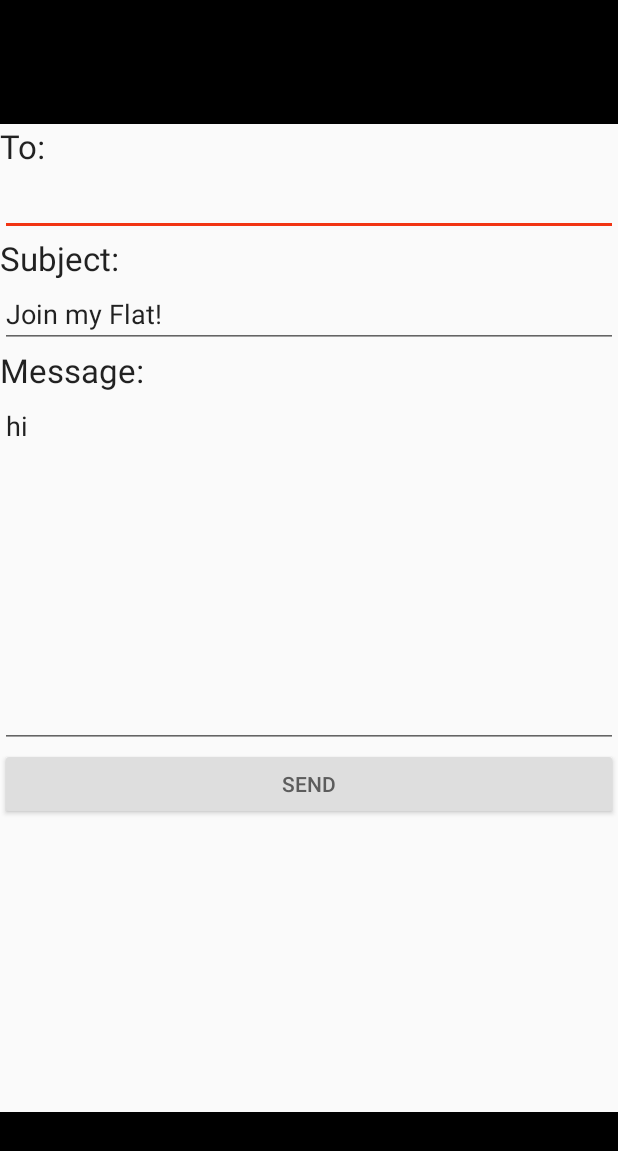
After one commit to ASE-Projekte-WS-2021/ase-ws-21-zusammenleben, an Android app: the Pop screen opened directly, with no data from a screen before it, on a phone screen of 412 x 824 dp. The commit adds this screen. Shown: the top 1151 px of the screen. Run offline under Robolectric (Android 15) with nearby library versions, the phone set to English and light mode, and no system bars; our stand-ins replace Firebase (no records; nobody signed in at launch, a user with empty details on screens opened directly).

Commit message:
prepared data for Deep Link
next step : create the URL for the deep link inside Pop.java

```diff
--- /dev/null
+++ b/app/src/main/java/com/example/myapplication/Pop.java
@@ -0,0 +1,125 @@
+package com.example.myapplication;
+
+import android.app.Activity;
+import android.os.Bundle;
+import android.util.DisplayMetrics;
+import android.util.Log;
+import android.view.View;
+import android.widget.Button;
+import android.widget.EditText;
+
+import androidx.annotation.NonNull;
+
+import com.google.firebase.auth.FirebaseAuth;
+import com.google.firebase.database.DataSnapshot;
+import com.google.firebase.database.DatabaseError;
+import com.google.firebase.database.DatabaseReference;
+import com.google.firebase.database.FirebaseDatabase;
+import com.google.firebase.database.ValueEventListener;
+
+import java.util.ArrayList;
+
+public class Pop extends Activity {
+
+    EditText text;
+    Button btnSend;
+    String userMessage;
+    DatabaseReference databaseReference;
+    FirebaseDatabase database;
+    private FirebaseAuth mAuth;
+    ArrayList<ArrayList<String>> flatContents;
+    String[] content;
+    final String FIREBASEPATH = "https://my-application-f648a-default-rtdb.europe-west1.firebasedatabase.app/";
+
+    @Override
+    protected void onCreate(Bundle savedInstanceState) {
+        super.onCreate(savedInstanceState);
+        setupUIComponents();
+        setupWindow();
+        initFirebase();
+        getFlatIDinFirebase();
+        btnSend.setOnClickListener(new View.OnClickListener() {
+            @Override
+            public void onClick(View view) {
+                createDeepLink();
+            }
+        });
+    }
+
+    private void setupUIComponents() {
+        setContentView(R.layout.popupwindow);
+        text = findViewById(R.id.popupwindow_edit_text_message);
+        btnSend = findViewById(R.id.popupwindow_btn_send);
+        text.setText("hi");
+    }
+
+    private void setupWindow() {
+        DisplayMetrics dm = new DisplayMetrics();
+        getWindowManager().getDefaultDisplay().getMetrics(dm);
+        int width = dm.widthPixels;
+        int height = dm.heightPixels;
+        getWindow().setLayout(width,(int)(height*.8));
+    }
+
+    private void initFirebase(){
+        flatContents = new ArrayList<>();
+        database = FirebaseDatabase.getInstance(FIREBASEPATH);
+        databaseReference = database.getReference("Flats");
+        mAuth = FirebaseAuth.getInstance();
+    }
+
+    private void getFlatIDinFirebase(){
+        readData(new Pop.FirebaseCallback() {
+            @Override
+            public void onCallback(ArrayList<ArrayList<String>> list) {
+            }
+        });
+    }
+
+    private interface FirebaseCallback {
+        void onCallback(ArrayList<ArrayList<String>> list);
+    }
+
+    // Get the data from Firebase Server online
+    private void readData(Pop.FirebaseCallback firebaseCallback){
+        ValueEventListener valueEventListener = new ValueEventListener() {
+            @Override
+            public void onDataChange(@NonNull DataSnapshot snapshot) {
+                for (DataSnapshot snap : snapshot.getChildren()){
+                    int flatSize = snap.getValue(Flats.class).getFlatSize();
+                    ArrayList<String> flatContent = snap.getValue(Flats.class).getData(flatSize);
+                    flatContents.add(flatContent);
+                }
+                // Wait for the server to retrieve the data
+                firebaseCallback.onCallback(flatContents);
+            }
+
+            @Override
+            public void onCancelled(@NonNull DatabaseError error) {
+            }
+        };
+        databaseReference.addListenerForSingleValueEvent(valueEventListener);
+    }
+
+    private void createDeepLink() {
+        String currentUserEmail = mAuth.getCurrentUser().getEmail().toString();
+        for(int i = 0; i < flatContents.size(); i++){
+            if(flatContents.get(i).contains(currentUserEmail)) {
+                String currentUserFlat = flatContents.get(i).toString();
+                content = currentUserFlat.split(",");
+            }
+        }
+        String flatID = extractFlatID();
+        // TODO : nutze die flatID als Attachement für den Deep Link (URL)
+    }
+
+    private String extractFlatID(){
+        for(int i = 0 ; i < content.length ; i++){
+            String s = content[i];
+            s = s.trim();
+            Log.d("debuga", s);
+            }
+        return content[0].substring(1);
+    }
+
+}
--- a/app/src/main/res/layout/activity_userprofile.xml
+++ b/app/src/main/res/layout/activity_userprofile.xml
@@ -56,7 +56,7 @@
         android:layout_width="272dp"
         android:layout_height="48dp"
         android:background="@drawable/roundetcorners"
-        android:text="Invite your Roomates"
+        android:text="Invite friends"
         android:textAlignment="center"
         android:textColor="#B6B2B2"
         android:textSize="20sp"
--- /dev/null
+++ b/app/src/main/res/layout/popupwindow.xml
@@ -0,0 +1,65 @@
+<?xml version="1.0" encoding="utf-8"?>
+<LinearLayout xmlns:android="http://schemas.android.com/apk/res/android"
+    android:layout_width="match_parent"
+    android:layout_height="match_parent"
+    android:orientation="vertical"
+    >
+
+    <TextView
+        android:layout_width="match_parent"
+        android:layout_height="wrap_content"
+        android:text="To:"
+        android:textAppearance="@style/TextAppearance.AppCompat.Large">
+    </TextView>
+
+    <EditText
+        android:id="@+id/popupwindow_edit_text_to"
+        android:layout_width="match_parent"
+        android:layout_height="wrap_content"
+        android:inputType="textEmailAddress">
+    </EditText>
+
+    <TextView
+        android:layout_width="match_parent"
+        android:layout_height="wrap_content"
+        android:text="Subject:"
+        android:textAppearance="@style/TextAppearance.AppCompat.Large">
+    </TextView>
+
+    <EditText
+        android:id="@+id/popupwindow_edit_text_subject"
+        android:layout_width="match_parent"
+        android:layout_height="wrap_content"
+        android:text="Join my Flat!"
+        android:inputType="textEmailSubject">
+    </EditText>
+
+    <TextView
+        android:layout_width="match_parent"
+        android:layout_height="wrap_content"
+        android:text="Message:"
+        android:textAppearance="@style/TextAppearance.AppCompat.Large">
+    </TextView>
+
+    <EditText
+        android:id="@+id/popupwindow_edit_text_message"
+        android:layout_width="match_parent"
+        android:layout_height="wrap_content"
+        android:lines="10"
+        android:gravity="start|top">
+    </EditText>
+
+    <Button
+        android:id="@+id/popupwindow_btn_send"
+        android:layout_width="match_parent"
+        android:layout_height="wrap_content"
+        android:text="Send"
+        android:backgroundTint="#DEDEDE"
+        android:textColor="#5c5c5c"
+        >
+    </Button>
+
+
+
+
+</LinearLayout>
--- a/app/src/main/res/values/styles.xml
+++ b/app/src/main/res/values/styles.xml
@@ -12,4 +12,9 @@
         <item name="android:windowContentOverlay">@null</item>
     </style>
 
+    <style name="AppTheme.CustomTheme">
+        <item name="android:windowIsTranslucent">true</item>
+        <item name="android:windowCloseOnTouchOutside">true</item>
+    </style>
+
 </resources>
```
Also changed, not shown: app/src/main/AndroidManifest.xml (+26 -5 lines), app/src/main/java/com/example/myapplication/ActivityAddWg.java (+7 -3 lines), app/src/main/java/com/example/myapplication/ActivityJoinWG.java (+15 -119 lines), app/src/main/java/com/example/myapplication/ActivityUserProfile.java (+27 -7 lines), app/src/main/res/layout/activity_joinwg.xml (+51 -83 lines).
